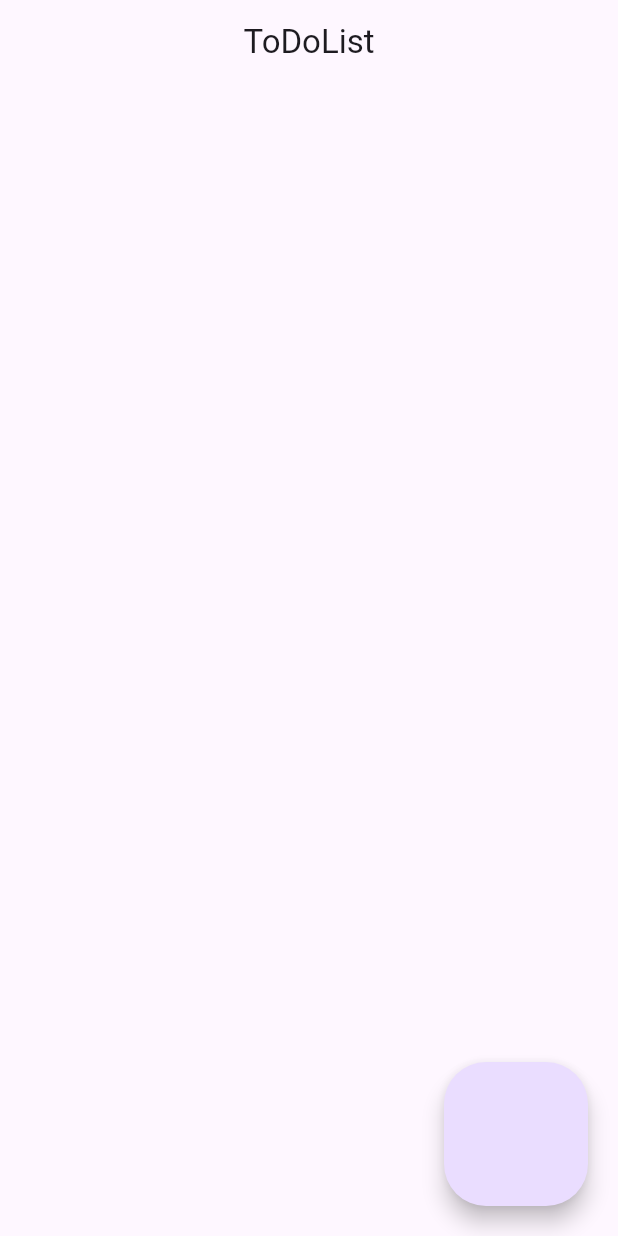
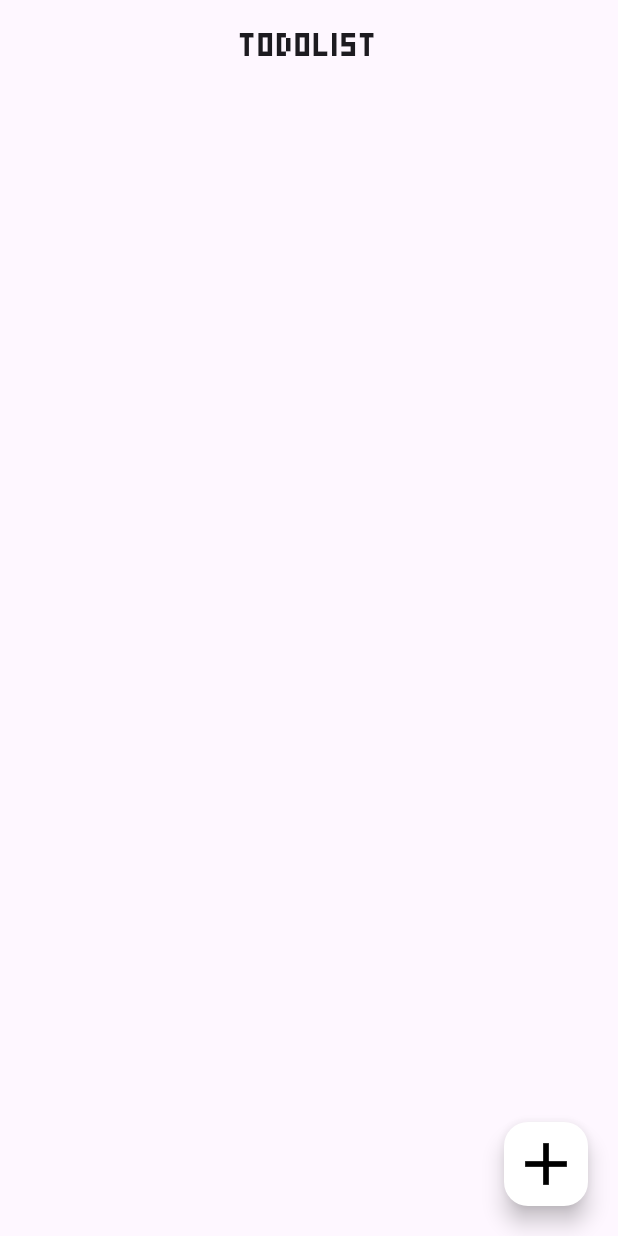
Before and after one commit to GusarovFG/PixelToDo, a Flutter app: the screen it shows after launch, on a phone screen of 412 x 824 dp. Run offline on Flutter 3.47's test engine with Material 3 defaults, Android fonts, the phone set to English and light mode, and no system bars; our stand-ins replace hive, hive_flutter; missing offline and left inert: pixel_border; accounts and stored records are empty.

Commit message:
feat: дизайн главного экрана

```diff
--- a/lib/presentation/mainScreen/mainScreen.dart
+++ b/lib/presentation/mainScreen/mainScreen.dart
@@ -1,4 +1,5 @@
 import 'package:flutter/material.dart';
+import 'package:pixel_border/pixel_border.dart';
 import 'package:todolist/presentation/detail_screen/detail_screen.dart';
 import 'package:todolist/presentation/mainScreen/list_screen/list_screen.dart';
 
@@ -9,7 +10,10 @@ class MainScreen extends StatelessWidget {
   Widget build(BuildContext context) {
     return Scaffold(
       appBar: AppBar(
-        title: const Text('ToDoList'),
+        title: const Text(
+          'ToDoList',
+          style: TextStyle(fontFamily: 'pixel'),
+        ),
         centerTitle: true,
       ),
       body: Stack(
@@ -18,7 +22,22 @@ class MainScreen extends StatelessWidget {
           Positioned(
               bottom: 20,
               right: 20,
-              child: FloatingActionButton.large(onPressed: () {
+              child: FloatingActionButton(
+                  shape: PixelBorder.solid(
+                      color: Colors.black,
+                      borderRadius: const BorderRadius.all(
+                        Radius.circular(14),
+                      ),
+                      pixelSize: 2),
+                  backgroundColor: Colors.white,
+                  child: Transform.scale(
+                    scale: 2,
+                    child: const Icon(
+                      Icons.add,
+                      color: Colors.black,
+                    ),
+                  ),
+                  onPressed: () {
                     Navigator.push(
                       context,
                       MaterialPageRoute(
```
Also changed, not shown: lib/presentation/mainScreen/list_screen/task_list_tile.dart (+25 -18 lines), pubspec.yaml (+9 -11 lines), assets/pixel.ttf (added), assets/plus.png (added), pubspec.lock. Lines whose indentation alone changed are shown as unchanged.
